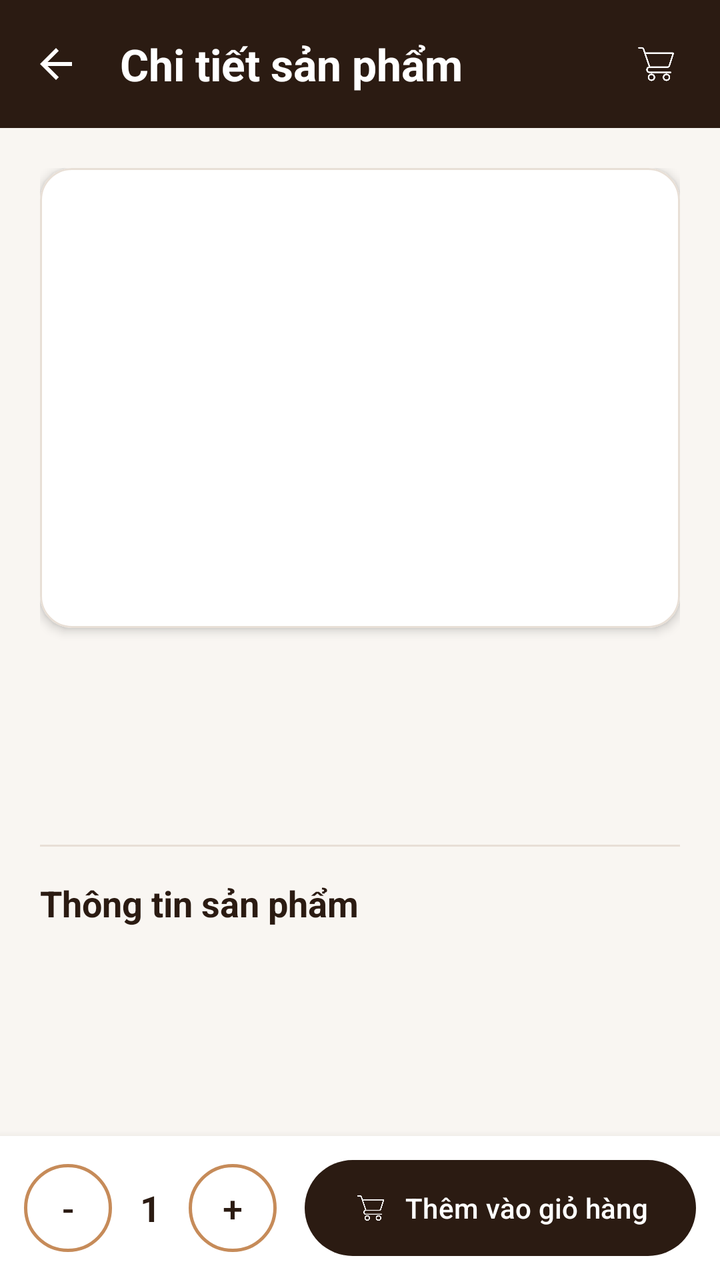
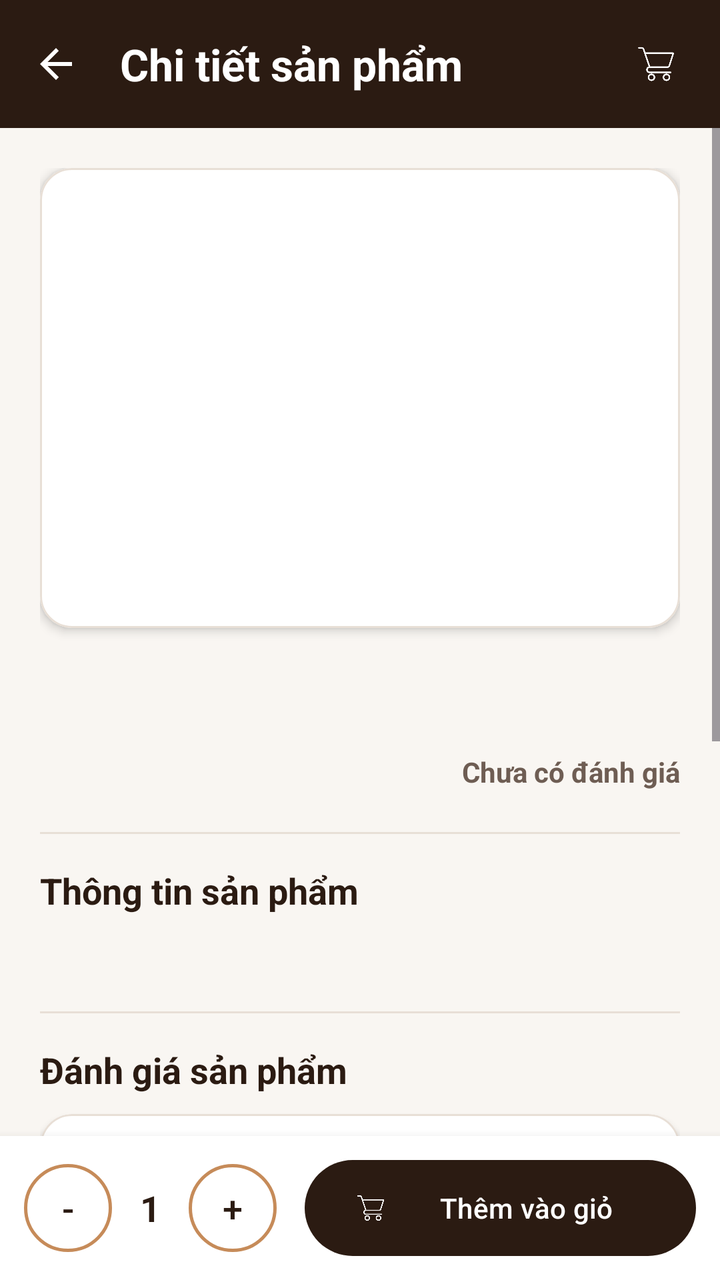

Before-and-after screenshots of an Android layout around one commit, followed by the original layout XML and the change that was made.
<!-- AndroidManifest.xml: application theme Theme.MobilePro -->
<!-- res/layout/activity_product_detail.xml -->
<?xml version="1.0" encoding="utf-8"?>

<LinearLayout xmlns:android="http://schemas.android.com/apk/res/android"
    xmlns:app="http://schemas.android.com/apk/res-auto"
    android:layout_width="match_parent"
    android:layout_height="match_parent"
    android:background="@color/cream"
    android:orientation="vertical">

    <com.google.android.material.appbar.MaterialToolbar
        android:id="@+id/topAppBar"
        android:layout_width="match_parent"
        android:layout_height="?attr/actionBarSize"
        android:background="@color/brown"
        app:navigationIcon="?attr/homeAsUpIndicator"
        app:navigationIconTint="@color/white"
        app:title="Chi tiết sản phẩm"
        app:titleTextAppearance="@style/ToolbarTitleBold"
        app:titleTextColor="@color/white">

        <ImageButton
            android:id="@+id/btnCart"
            android:layout_width="40dp"
            android:layout_height="40dp"
            android:layout_gravity="end"
            android:layout_marginEnd="12dp"
            android:background="?attr/selectableItemBackgroundBorderless"
            android:padding="8dp"
            android:scaleType="fitCenter"
            android:src="@drawable/ic_cart"
            android:tint="@color/white" />

    </com.google.android.material.appbar.MaterialToolbar>

    <ScrollView
        android:layout_width="match_parent"
        android:layout_height="0dp"
        android:layout_weight="1"
        android:fillViewport="true">

        <LinearLayout
            android:layout_width="match_parent"
            android:layout_height="wrap_content"
            android:orientation="vertical"
            android:padding="20dp">

            <com.google.android.material.card.MaterialCardView
                android:layout_width="match_parent"
                android:layout_height="wrap_content"
                android:layout_marginBottom="20dp"
                app:cardBackgroundColor="@color/white"
                app:cardCornerRadius="16dp"
                app:cardElevation="3dp"
                app:strokeColor="@color/cream_border"
                app:strokeWidth="1dp">

                <ImageView
                    android:id="@+id/imgDetail"
                    android:layout_width="match_parent"
                    android:layout_height="230dp"
                    android:scaleType="centerCrop" />

            </com.google.android.material.card.MaterialCardView>

            <TextView
                android:id="@+id/tvDetailName"
                android:layout_width="match_parent"
                android:layout_height="wrap_content"
                android:layout_marginBottom="8dp"
                android:textColor="@color/brown"
                android:textSize="26sp"
                android:textStyle="bold" />

            <TextView
                android:id="@+id/tvDetailPrice"
                android:layout_width="match_parent"
                android:layout_height="wrap_content"
                android:layout_marginBottom="16dp"
                android:textColor="@color/caramel"
                android:textSize="22sp"
                android:textStyle="bold" />

            <com.google.android.material.divider.MaterialDivider
                android:layout_width="match_parent"
                android:layout_height="wrap_content"
                android:layout_marginBottom="16dp"
                app:dividerColor="@color/cream_border" />

            <TextView
                android:layout_width="match_parent"
                android:layout_height="wrap_content"
                android:layout_marginBottom="8dp"
                android:text="Thông tin sản phẩm"
                android:textColor="@color/brown"
                android:textSize="18sp"
                android:textStyle="bold" />

            <TextView
                android:id="@+id/tvDetailDescription"
                android:layout_width="match_parent"
                android:layout_height="wrap_content"
                android:lineSpacingExtra="4dp"
                android:textColor="@color/brown_light"
                android:textSize="16sp" />

        </LinearLayout>
    </ScrollView>

    <com.google.android.material.card.MaterialCardView
        android:layout_width="match_parent"
        android:layout_height="wrap_content"
        app:cardBackgroundColor="@color/white"
        app:cardCornerRadius="0dp"
        app:cardElevation="8dp"
        app:strokeWidth="0dp">

        <LinearLayout
            android:layout_width="match_parent"
            android:layout_height="wrap_content"
            android:gravity="center_vertical"
            android:orientation="horizontal"
            android:padding="12dp">

            <com.google.android.material.button.MaterialButton
                android:id="@+id/btnMinus"
                style="@style/Widget.Material3.Button.OutlinedButton"
                android:layout_width="44dp"
                android:layout_height="44dp"
                android:insetTop="0dp"
                android:insetBottom="0dp"
                android:minWidth="0dp"
                android:padding="0dp"
                android:text="-"
                android:textColor="@color/brown"
                android:textSize="18sp"
                app:cornerRadius="22dp"
                app:strokeColor="@color/caramel"
                app:strokeWidth="1.5dp" />

            <TextView
                android:id="@+id/tvQuantity"
                android:layout_width="wrap_content"
                android:layout_height="wrap_content"
                android:layout_marginHorizontal="14dp"
                android:text="1"
                android:textColor="@color/brown"
                android:textSize="18sp"
                android:textStyle="bold" />

            <com.google.android.material.button.MaterialButton
                android:id="@+id/btnPlus"
                style="@style/Widget.Material3.Button.OutlinedButton"
                android:layout_width="44dp"
                android:layout_height="44dp"
                android:insetTop="0dp"
                android:insetBottom="0dp"
                android:minWidth="0dp"
                android:padding="0dp"
                android:text="+"
                android:textColor="@color/brown"
                android:textSize="18sp"
                app:cornerRadius="22dp"
                app:strokeColor="@color/caramel"
                app:strokeWidth="1.5dp" />

            <com.google.android.material.button.MaterialButton
                android:id="@+id/btnAddToCart"
                android:layout_width="0dp"
                android:layout_height="48dp"
                android:layout_marginStart="14dp"
                android:layout_weight="1"
                android:insetTop="0dp"
                android:insetBottom="0dp"
                android:text="Thêm vào giỏ hàng"
                android:textColor="@color/white"
                app:backgroundTint="@color/brown"
                app:cornerRadius="24dp"
                app:icon="@drawable/ic_cart"
                app:iconTint="@color/white" />

        </LinearLayout>
    </com.google.android.material.card.MaterialCardView>

</LinearLayout>
<!-- resources referenced by this layout -->
<resources>
  <color name="brown">#2B1B12</color>
  <color name="brown_light">#6E5D53</color>
  <color name="caramel">#C68B59</color>
  <color name="cream">#F9F6F2</color>
  <color name="cream_border">#E8DFD6</color>
  <color name="white">#FFFFFFFF</color>
  <!-- drawable ic_cart: png bitmap (drawable, 26022 bytes) -->
  <style name="ToolbarTitleBold" parent="TextAppearance.Material3.TitleLarge">
          <item name="android:textStyle">bold</item>
      </style>
  <style name="Theme.MobilePro" parent="Base.Theme.MobilePro" />
  <style name="Base.Theme.MobilePro" parent="Theme.Material3.DayNight.NoActionBar">
          
          
      </style>
</resources>

<!-- the commit's change to res/layout/activity_product_detail.xml (unified diff, before → after) -->
@@ -28,7 +28,7 @@
             android:padding="8dp"
             android:scaleType="fitCenter"
             android:src="@drawable/ic_cart"
-            android:tint="@color/white" />
+            app:tint="@color/white" />
 
     </com.google.android.material.appbar.MaterialToolbar>
 
@@ -47,7 +47,7 @@
             <com.google.android.material.card.MaterialCardView
                 android:layout_width="match_parent"
                 android:layout_height="wrap_content"
-                android:layout_marginBottom="20dp"
+                android:layout_marginBottom="18dp"
                 app:cardBackgroundColor="@color/white"
                 app:cardCornerRadius="16dp"
                 app:cardElevation="3dp"
@@ -66,19 +66,36 @@
                 android:id="@+id/tvDetailName"
                 android:layout_width="match_parent"
                 android:layout_height="wrap_content"
-                android:layout_marginBottom="8dp"
-                android:textColor="@color/brown"
-                android:textSize="26sp"
-                android:textStyle="bold" />
-
-            <TextView
-                android:id="@+id/tvDetailPrice"
+                android:layout_marginBottom="6dp"
+                android:textColor="@color/brown"
+                android:textSize="25sp"
+                android:textStyle="bold" />
+
+            <LinearLayout
                 android:layout_width="match_parent"
                 android:layout_height="wrap_content"
                 android:layout_marginBottom="16dp"
-                android:textColor="@color/caramel"
-                android:textSize="22sp"
-                android:textStyle="bold" />
+                android:gravity="center_vertical"
+                android:orientation="horizontal">
+
+                <TextView
+                    android:id="@+id/tvDetailPrice"
+                    android:layout_width="0dp"
+                    android:layout_height="wrap_content"
+                    android:layout_weight="1"
+                    android:textColor="@color/caramel"
+                    android:textSize="21sp"
+                    android:textStyle="bold" />
+
+                <TextView
+                    android:id="@+id/tvRatingSummary"
+                    android:layout_width="wrap_content"
+                    android:layout_height="wrap_content"
+                    android:text="Chưa có đánh giá"
+                    android:textColor="@color/brown_light"
+                    android:textSize="14sp"
+                    android:textStyle="bold" />
+            </LinearLayout>
 
             <com.google.android.material.divider.MaterialDivider
                 android:layout_width="match_parent"
@@ -99,9 +116,129 @@
                 android:id="@+id/tvDetailDescription"
                 android:layout_width="match_parent"
                 android:layout_height="wrap_content"
+                android:layout_marginBottom="20dp"
                 android:lineSpacingExtra="4dp"
                 android:textColor="@color/brown_light"
-                android:textSize="16sp" />
+                android:textSize="15sp" />
+
+            <com.google.android.material.divider.MaterialDivider
+                android:layout_width="match_parent"
+                android:layout_height="wrap_content"
+                android:layout_marginBottom="16dp"
+                app:dividerColor="@color/cream_border" />
+
+            <TextView
+                android:layout_width="match_parent"
+                android:layout_height="wrap_content"
+                android:layout_marginBottom="10dp"
+                android:text="Đánh giá sản phẩm"
+                android:textColor="@color/brown"
+                android:textSize="18sp"
+                android:textStyle="bold" />
+
+            <com.google.android.material.card.MaterialCardView
+                android:layout_width="match_parent"
+                android:layout_height="wrap_content"
+                android:layout_marginBottom="16dp"
+                app:cardBackgroundColor="@color/white"
+                app:cardCornerRadius="16dp"
+                app:cardElevation="2dp"
+                app:strokeColor="@color/cream_border"
+                app:strokeWidth="1dp">
+
+                <LinearLayout
+                    android:layout_width="match_parent"
+                    android:layout_height="wrap_content"
+                    android:orientation="vertical"
+                    android:padding="14dp">
+
+                    <RatingBar
+                        android:id="@+id/ratingBarInput"
+                        style="?android:attr/ratingBarStyleIndicator"
+                        android:layout_width="wrap_content"
+                        android:layout_height="wrap_content"
+                        android:layout_marginBottom="10dp"
+                        android:isIndicator="false"
+                        android:numStars="5"
+                        android:progressTint="@color/caramel"
+                        android:rating="5"
+                        android:stepSize="1" />
+
+                    <com.google.android.material.textfield.TextInputLayout
+                        style="@style/Widget.Material3.TextInputLayout.OutlinedBox"
+                        android:layout_width="match_parent"
+                        android:layout_height="wrap_content"
+                        android:layout_marginBottom="10dp"
+                        android:hint="Chia sẻ cảm nhận của bạn về bánh..."
+                        app:boxCornerRadiusBottomEnd="12dp"
+                        app:boxCornerRadiusBottomStart="12dp"
+                        app:boxCornerRadiusTopEnd="12dp"
+                        app:boxCornerRadiusTopStart="12dp">
+
+                        <com.google.android.material.textfield.TextInputEditText
+                            android:id="@+id/edtComment"
+                            android:layout_width="match_parent"
+                            android:layout_height="wrap_content"
+                            android:gravity="top"
+                            android:inputType="textMultiLine"
+                            android:minLines="2"
+                            android:textColor="@color/brown" />
+                    </com.google.android.material.textfield.TextInputLayout>
+
+                    <com.google.android.material.button.MaterialButton
+                        android:id="@+id/btnSubmitReview"
+                        android:layout_width="wrap_content"
+                        android:layout_height="40dp"
+                        android:layout_gravity="end"
+                        android:insetTop="0dp"
+                        android:insetBottom="0dp"
+                        android:paddingHorizontal="20dp"
+                        android:text="Gửi đánh giá"
+                        android:textColor="@color/white"
+                        android:textSize="13sp"
+                        android:textStyle="bold"
+                        app:backgroundTint="@color/caramel"
+                        app:cornerRadius="20dp" />
+                </LinearLayout>
+            </com.google.android.material.card.MaterialCardView>
+
+            <TextView
+                android:id="@+id/tvReviewsHeader"
+                android:layout_width="match_parent"
+                android:layout_height="wrap_content"
+                android:layout_marginTop="4dp"
+                android:layout_marginBottom="10dp"
+                android:text="Nhận xét từ khách hàng"
+                android:textColor="@color/brown"
+                android:textSize="16sp"
+                android:textStyle="bold" />
+
+            <TextView
+                android:id="@+id/tvEmptyReviews"
+                android:layout_width="match_parent"
+                android:layout_height="wrap_content"
+                android:gravity="center"
+                android:paddingVertical="12dp"
+                android:text="Chưa có bình luận nào. Hãy là người đầu tiên đánh giá!"
+                android:textColor="@color/brown_light"
+                android:textSize="14sp" />
+
+            <LinearLayout
+                android:id="@+id/layoutReviews"
+                android:layout_width="match_parent"
+                android:layout_height="wrap_content"
+                android:orientation="vertical" />
+
+            <TextView
+                android:id="@+id/tvToggleReviews"
+                android:layout_width="match_parent"
+                android:layout_height="wrap_content"
+                android:gravity="center"
+                android:paddingVertical="10dp"
+                android:textColor="@color/caramel"
+                android:textSize="14sp"
+                android:textStyle="bold"
+                android:visibility="gone" />
 
         </LinearLayout>
     </ScrollView>
@@ -171,7 +308,7 @@
                 android:layout_weight="1"
                 android:insetTop="0dp"
                 android:insetBottom="0dp"
-                android:text="Thêm vào giỏ hàng"
+                android:text="Thêm vào giỏ"
                 android:textColor="@color/white"
                 app:backgroundTint="@color/brown"
                 app:cornerRadius="24dp"
